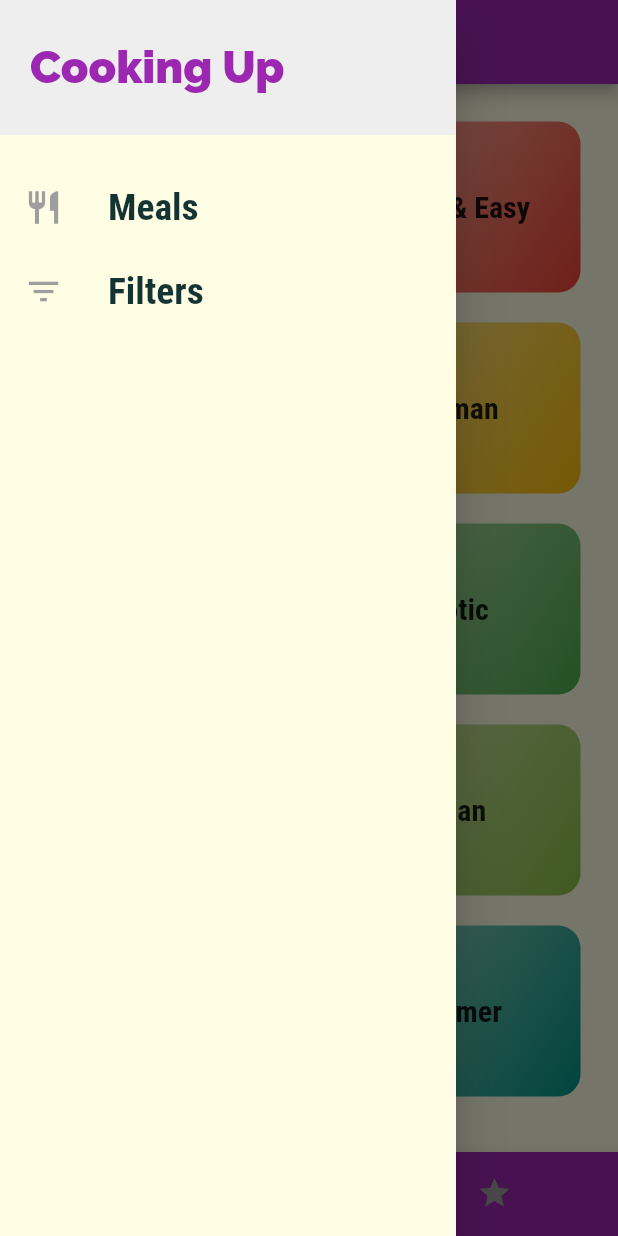
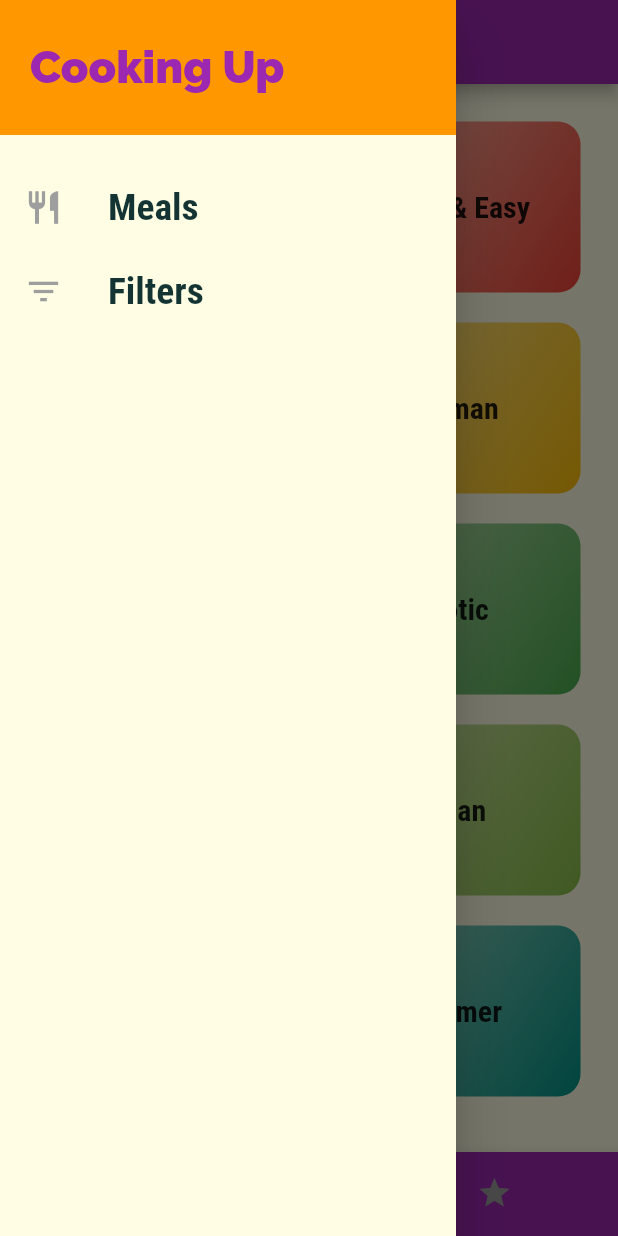
Before and after one commit to catalinvunvulea/MyMeals, a Flutter app: the screen it shows after launch, with the side drawer open, on a phone screen of 412 x 824 dp. Run offline on Flutter 3.47's test engine with Material 2 defaults, Android fonts, the phone set to English and light mode, and no system bars.

Commit message:
adding links to the Drawer (change pages)

```diff
--- a/lib/main.dart
+++ b/lib/main.dart
@@ -1,4 +1,5 @@
 
+import 'package:MyMeals/Screens/filters_screen.dart';
 import 'package:flutter/material.dart';
 
 import './Screens/category_meals_screen.dart';
@@ -6,6 +7,7 @@ import './Screens/categories_screen.dart';
 import './Screens/meal_detail_screen.dart';
 import './Screens/tabs_to_bar_screen.dart';
 import './Screens/tabs_to_bottom_screen.dart';
+import './Screens/filters_screen.dart';
 
 void main() {
   runApp(MyApp());
@@ -42,7 +44,8 @@ class MyApp extends StatelessWidget {
         // '/category-meals': (ctx) => CategoryMealsScreen() //we have created identifier for CategoryMealsScreen - one of the options
         CategoryMealsScreen.routeName: (ctx) =>
             CategoryMealsScreen(), //is the same as the previous line
-        MealDetailScreen.routeName: (ctx) => MealDetailScreen()
+        MealDetailScreen.routeName: (ctx) => MealDetailScreen(),
+        FiltersScreen.routeName: (ctx) => FiltersScreen()
       },
       // onGenerateRoute: (settings) {
       //   //can be used when we biult highly dinamic apps where we have route names (identifiers) that are generated dinamically
--- a/lib/widgets/main_drawer.dart
+++ b/lib/widgets/main_drawer.dart
@@ -1,7 +1,9 @@
 import 'package:flutter/material.dart';
 
+import '../Screens/filters_screen.dart';
+
 class MainDrawer extends StatelessWidget {
-Widget buildListTile (String title, IconData icon) {
+  Widget buildListTile(String title, IconData icon, Function tapHandler) {
     return ListTile(
       leading: Icon(
         icon,
@@ -17,7 +19,7 @@ Widget buildListTile (String title, IconData icon) {
         ),
       ),
       onTap: () {
-             //to do: got to a page
+        tapHandler();
       },
     );
   }
@@ -29,7 +31,7 @@ Widget buildListTile (String title, IconData icon) {
       children: <Widget>[
         Container(
           height: 90,
-          color: Colors.grey[200],
+          color: Colors.orange,
           width: double.infinity,
           padding: EdgeInsets.all(20),
           alignment: Alignment
@@ -45,9 +47,21 @@ Widget buildListTile (String title, IconData icon) {
         SizedBox(
           height: 20,
         ),
-        buildListTile('Meals', Icons.restaurant),
-        buildListTile('Filters', Icons.filter_list)
-
+        buildListTile(
+          'Meals',
+          Icons.restaurant,
+          () {
+            Navigator.of(context)
+                .pushNamed('/'); //'/' is the identifier for CategoriesScreen
+          },
+        ),
+        buildListTile(
+          'Filters',
+          Icons.filter_list,
+          () {
+            Navigator.of(context).pushNamed(FiltersScreen.routeName);
+          },
+        )
       ],
     ));
   }
```
Also changed, not shown: lib/Screens/filters_screen.dart (added, +10 -0 lines). Lines whose indentation alone changed are shown as unchanged.
